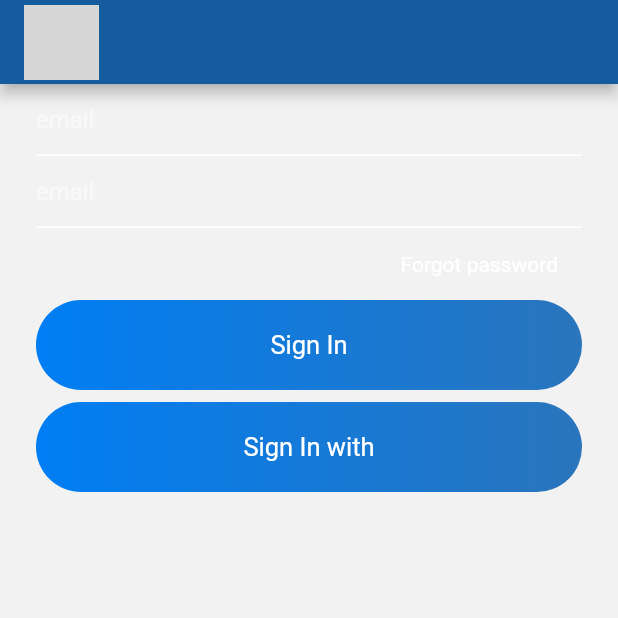
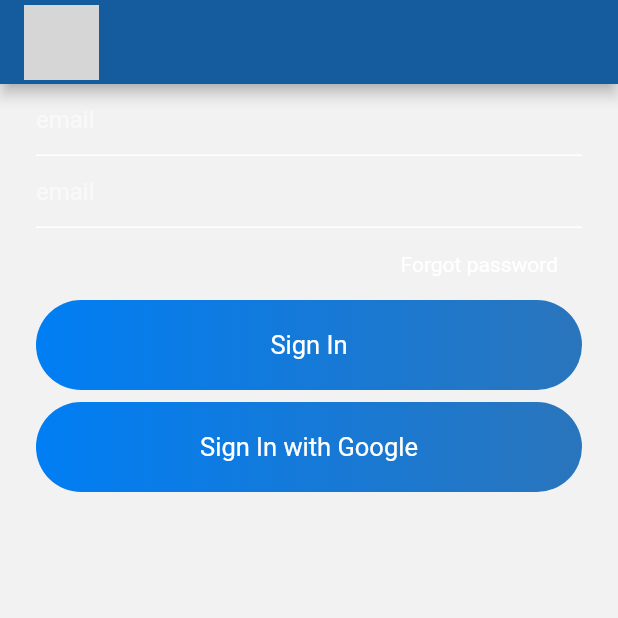
Before and after one commit to vedantpople4/Chat_SignIn_SingUp, a Flutter app: the screen it shows after launch, on a phone screen of 412 x 824 dp, the top half of it. Run offline on Flutter 3.47's test engine with Material 2 defaults, Android fonts, the phone set to English and light mode, and no system bars; grey boxes are pictures that could not be loaded.

Commit message:
Update signin.dart

```diff
--- a/lib/views/signin.dart
+++ b/lib/views/signin.dart
@@ -62,7 +62,7 @@ class _SignInState extends State<SignIn> {
                   ]),
                   borderRadius: BorderRadius.circular(30),
                 ),
-                child: Text("Sign In with",
+                child: Text("Sign In with Google",
                     style: TextStyle(
                       color: Colors.white,
                       fontSize: 17,
```
